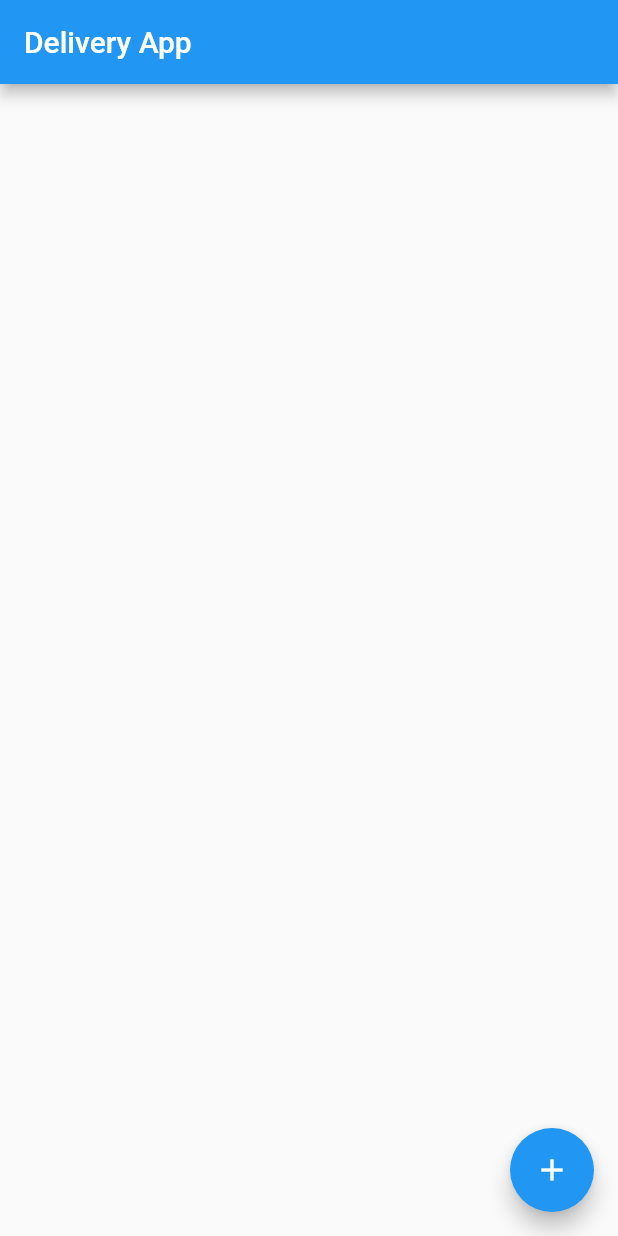
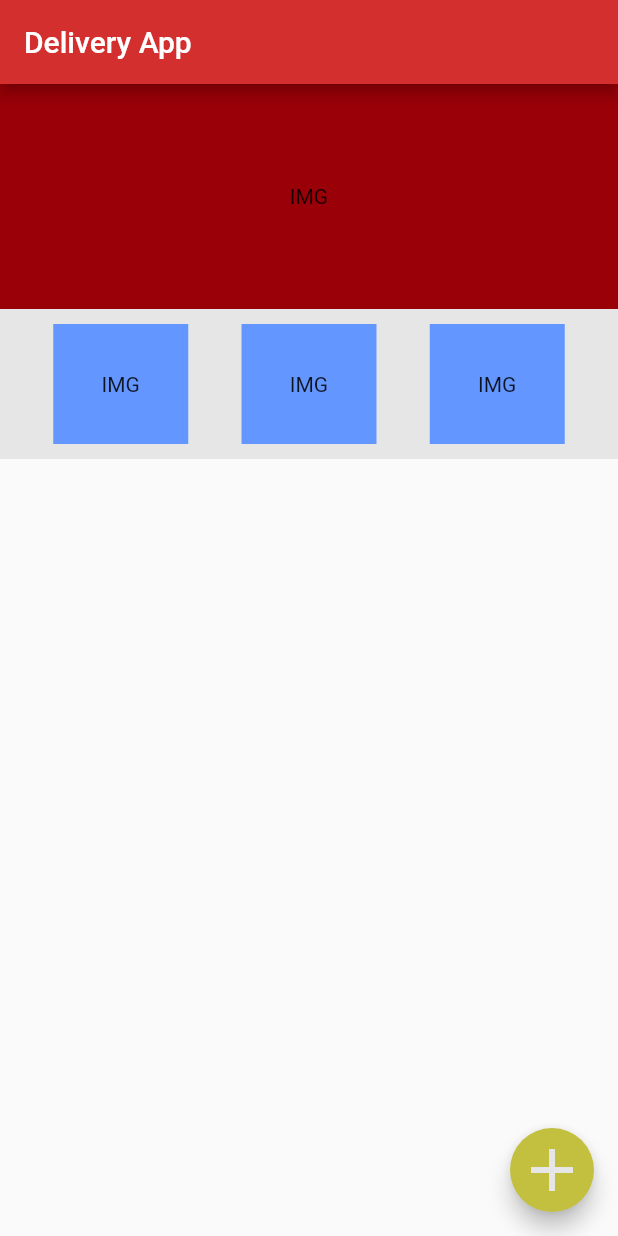
Before and after one commit to thizer/delivery_app, a Flutter app: the screen it shows after launch, after a tap on the "add" icon, on a phone screen of 412 x 824 dp. Run offline on Flutter 3.47's test engine with Material 2 defaults, Android fonts, the phone set to English and light mode, and no system bars; our stand-ins replace cloud_firestore; accounts and stored records are empty.

Commit message:
07DEZ1 - Tela principal do app

```diff
--- a/lib/layout.dart
+++ b/lib/layout.dart
@@ -9,70 +9,31 @@ class Layout {
       ),
       body: content,
       floatingActionButton: FloatingActionButton(
-        onPressed: () async {
-          //
-          // Aqui um exemplo para excluir registros
-          // QuerySnapshot pedidos = await Firestore.instance.collection('pedido').getDocuments();
-          // pedidos.documents
-          //     .where(
-          //   (DocumentSnapshot doc) => doc.data['valor'].toString() == '68.68',
-          // )
-          //     .forEach(
-          //   (DocumentSnapshot found) {
-          //     found.reference.delete();
-          //   },
-          // );
-          // return null;
-
-          //
-          // Primeiro buscamos o primeiro produto da lista
-          QuerySnapshot queryProd = await Firestore.instance.collection('produto').limit(1).getDocuments();
-          DocumentReference prod = queryProd.documents.first.reference;
-
-          // Lista de sabores
-          QuerySnapshot querySab = await Firestore.instance.collection('sabor_pizza').getDocuments();
-          Iterable<DocumentSnapshot> sabores = querySab.documents.where((DocumentSnapshot test) {
-            return test.data['desc'].toString().toLowerCase().contains('e');
-          });
-
-          Map<String, bool> tags = {
-            'azeitona': false,
-            'cebola': true,
-            'molho_tomate': true,
-          };
-
-          QuerySnapshot queryUsr = await Firestore.instance.collection('usuarios').getDocuments();
-          Iterable<DocumentSnapshot> usrs = queryUsr.documents.where((DocumentSnapshot test) {
-            return test.data['nome'].toString().toLowerCase() == 'maria rita';
-          });
-
-          Map<String, dynamic> data = {
-            'produto': prod,
-            // 'sabores': sabores.map((item) => {'sabor_' + counter.toString(): item.reference}),
-            'tags': tags,
-            'usuario': usrs.first.reference,
-            'valor': 68.68
-          };
-
-          Map<String, dynamic> listSabores = Map<String, dynamic>();
-
-          int counter = 1;
-          sabores.forEach((DocumentSnapshot sabDoc) => listSabores['sabor_' + (counter++).toString()] = sabDoc.reference);
-
-          data['sabores'] = listSabores;
-
-          print(listSabores);
-          DocumentReference addido = await Firestore.instance.collection('pedido').add(data);
-          print(addido);
-        },
+        onPressed: () {},
         tooltip: 'Increment',
-        child: Icon(Icons.add),
+        child: Icon(
+          Icons.add,
+          color: Layout.light(),
+          size: 48,
+        ),
       ),
     );
   }
 
   // https://material.io/resources/color/#!/?view.left=0&view.right=1&primary.color=D32F2F&secondary.color=C2C03E&secondary.text.color=ffffff
-  Color primary([double opacity = 1]) => Colors.red[700].withOpacity(opacity);
+  static Color primary([double opacity = 1]) => Colors.red[700].withOpacity(opacity);
+  static Color primaryLight([double opacity = 1]) => Color(0xffff6659).withOpacity(opacity);
+  static Color primaryDark([double opacity = 1]) => Color(0xff9a0007).withOpacity(opacity);
 
-  Color seconday([double opacity = 1]) => Color(0xc2c03e).withOpacity(opacity);
+  static Color secondary([double opacity = 1]) => Color(0xffc2c03e).withOpacity(opacity);
+  static Color secondaryLight([double opacity = 1]) => Color(0xfff7f26f).withOpacity(opacity);
+  static Color secondaryDark([double opacity = 1]) => Color(0xff8f9000).withOpacity(opacity);
+
+  static Color light([double opacity = 1]) => Color.fromRGBO(230, 230, 230, opacity);
+  static Color dark([double opacity = 1]) => primaryDark(opacity);
+
+  static Color danger([double opacity = 1]) => Color.fromRGBO(217, 74, 74, opacity);
+  static Color success([double opacity = 1]) => Color.fromRGBO(5, 100, 50, opacity);
+  static Color info([double opacity = 1]) => Color.fromRGBO(100, 150, 255, opacity);
+  static Color warning([double opacity = 1]) => Color.fromRGBO(250, 200, 70, opacity);
 }
--- a/lib/main.dart
+++ b/lib/main.dart
@@ -10,7 +10,17 @@ class MyApp extends StatelessWidget {
     return MaterialApp(
       title: 'Flutter Demo',
       theme: ThemeData(
-        primarySwatch: Colors.blue,
+        primaryColor: Layout.primary(),
+        accentColor: Layout.secondary(),
+        textTheme: TextTheme(
+          headline: TextStyle(fontWeight: FontWeight.bold, fontSize: 48),
+          title: TextStyle(fontSize: 24, fontStyle: FontStyle.italic),
+          body1: TextStyle(fontSize: 14),
+        ),
+        buttonTheme: ButtonThemeData(
+          buttonColor: Layout.secondary(),
+          textTheme: ButtonTextTheme.primary,
+        ),
       ),
       home: MyHomePage(title: 'Flutter Demo Home Page'),
     );
@@ -57,14 +67,12 @@ class _MyHomePageState extends State<MyHomePage> {
                   //   print(produto.data);
                   // });
 
-                  print(doc.data);
-
                   return ListTile(
                     leading: Icon(Icons.people, size: 52),
                     // title: Text('Título do registro'),
                     // subtitle: Text('Da pra fazer ficar bem legal'),
-                    title: Text("Pizza ${doc.data['tamanho']}"),
-                    subtitle: Text(doc.data['valor'].toString()),
+                    title: Text("${doc.data['cliente_nome']}"),
+                    subtitle: Text("Valor total: ${doc.data['valor_total'].toString()}"),
                   );
                 }).toList(),
               ),
@@ -73,6 +81,52 @@ class _MyHomePageState extends State<MyHomePage> {
       },
     );
 
-    return Layout.render(content);
+    return Layout.render(Column(
+      children: <Widget>[
+        Container(
+          color: Layout.dark(),
+          height: 150,
+          child: Center(child: Text('IMG')),
+        ),
+        Container(
+            height: 100,
+            color: Layout.light(),
+            child: Row(
+              mainAxisAlignment: MainAxisAlignment.spaceBetween,
+              children: <Widget>[
+                SizedBox(width: 5),
+                Padding(
+                  padding: EdgeInsets.fromLTRB(5, 10, 5, 10),
+                  child: Container(
+                    height: 80,
+                    width: 90,
+                    color: Layout.info(),
+                    child: Center(child: Text('IMG')),
+                  ),
+                ),
+                Padding(
+                  padding: EdgeInsets.fromLTRB(5, 10, 5, 10),
+                  child: Container(
+                    height: 80,
+                    width: 90,
+                    color: Layout.info(),
+                    child: Center(child: Text('IMG')),
+                  ),
+                ),
+                Padding(
+                  padding: EdgeInsets.fromLTRB(5, 10, 5, 10),
+                  child: Container(
+                    height: 80,
+                    width: 90,
+                    color: Layout.info(),
+                    child: Center(child: Text('IMG')),
+                  ),
+                ),
+                SizedBox(width: 5),
+              ],
+            )),
+        Expanded(child: content),
+      ],
+    ));
   }
 }
```
